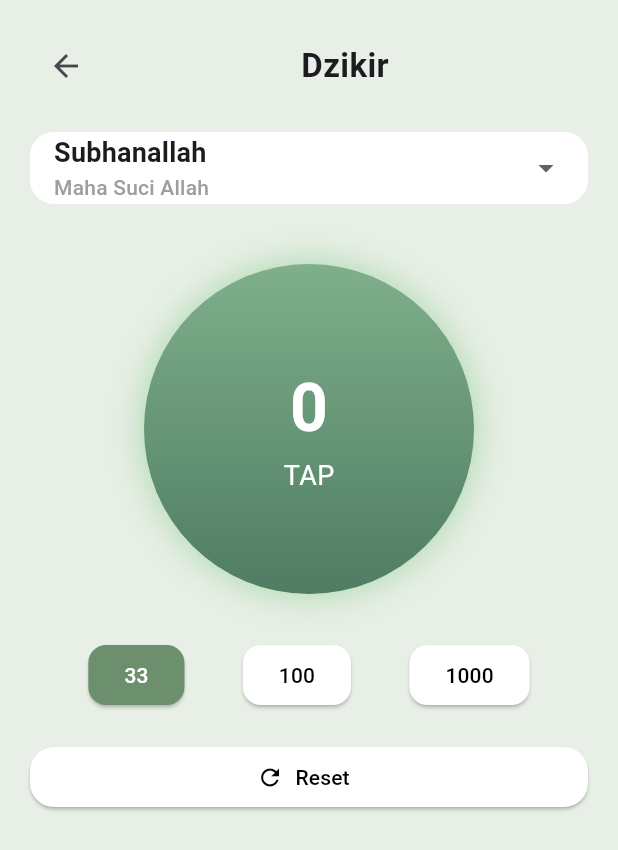
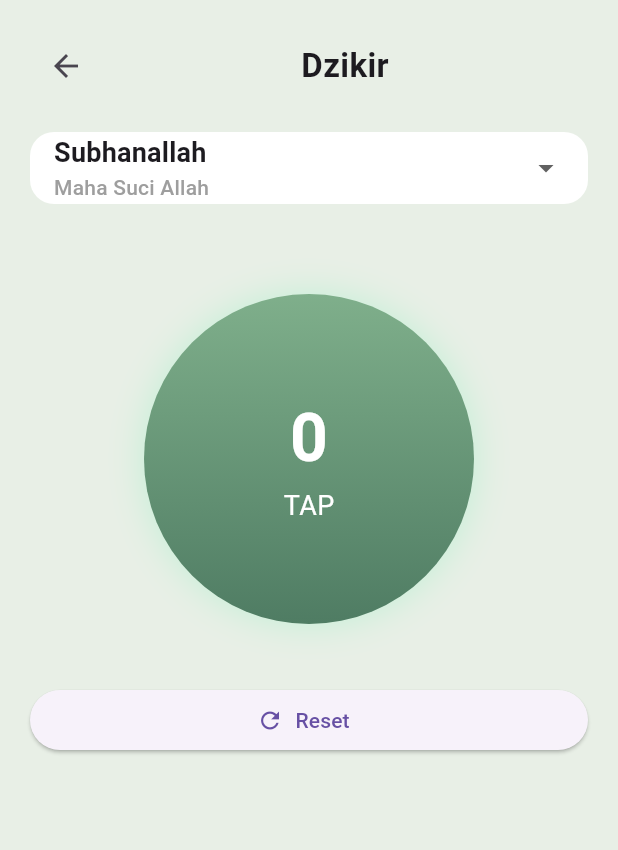
Before and after one commit to tsaniaamiratuss15-prog/apk_tasbih, a Flutter app: the screen it shows after launch, after a tap on "Dzikir", on a phone screen of 412 x 824 dp. Shown: the top 850 px of the screen. Run offline on Flutter 3.47's test engine with Material 3 defaults, Android fonts, the phone set to English and light mode, and no system bars.

Commit message:
memperbaiki halaman dzikir (2)

```diff
--- a/lib/pages/doa_page.dart
+++ b/lib/pages/doa_page.dart
@@ -8,8 +8,8 @@ class DoaPage extends StatelessWidget {
     return Scaffold(
       body: Stack(
         children: [
-          SizedBox.expand(
-            child: Image.asset("assets/images/bg_home.jpg", fit: BoxFit.cover),
+          Container(
+            color: const Color(0xffE8EFE6),
           ),
 
           /// CONTENT
--- a/lib/pages/dzikir_page.dart
+++ b/lib/pages/dzikir_page.dart
@@ -10,7 +10,6 @@ class DzikirPage extends StatefulWidget {
 class _DzikirPageState extends State<DzikirPage> {
 
   int counter = 0;
-  int target = 33;
 
   Map<String, String> dzikirList = {
     "Subhanallah": "Maha Suci Allah",
@@ -23,13 +22,9 @@ class _DzikirPageState extends State<DzikirPage> {
 
   void incrementCounter() {
 
-    if (counter < target) {
-
-      setState(() {
-        counter++;
-      });
-
-    }
+    setState(() {
+      counter++;
+    });
 
   }
 
@@ -37,17 +32,6 @@ class _DzikirPageState extends State<DzikirPage> {
 
     setState(() {
       counter = 0;
-    });
-
-  }
-
-  void changeTarget(int value) {
-
-    setState(() {
-
-      target = value;
-      counter = 0;
-
     });
 
   }
@@ -167,7 +151,7 @@ class _DzikirPageState extends State<DzikirPage> {
                 ),
               ),
 
-              const SizedBox(height: 40),
+              const SizedBox(height: 60),
 
               /// tombol counter
               GestureDetector(
@@ -197,7 +181,7 @@ class _DzikirPageState extends State<DzikirPage> {
                     boxShadow: [
 
                       BoxShadow(
-                        color: Colors.green.shade200,
+                        color: Colors.greenAccent.withOpacity(.3),
                         blurRadius: 20,
                       )
 
@@ -234,26 +218,9 @@ class _DzikirPageState extends State<DzikirPage> {
                 ),
               ),
 
-              const SizedBox(height: 30),
+              const SizedBox(height: 40),
 
-              /// target button
-              Row(
-
-                mainAxisAlignment:
-                    MainAxisAlignment.spaceEvenly,
-
-                children: [
-
-                  targetButton(33),
-                  targetButton(100),
-                  targetButton(1000),
-
-                ],
-              ),
-
-              const SizedBox(height: 20),
-
-              /// reset
+              /// reset button
               SizedBox(
 
                 width: double.infinity,
@@ -266,18 +233,6 @@ class _DzikirPageState extends State<DzikirPage> {
 
                   label: const Text("Reset"),
 
-                  style: ElevatedButton.styleFrom(
-
-                    backgroundColor: Colors.white,
-
-                    foregroundColor: Colors.black,
-
-                    shape: RoundedRectangleBorder(
-                      borderRadius:
-                          BorderRadius.circular(16),
-                    ),
-
-                  ),
                 ),
               ),
 
@@ -287,31 +242,4 @@ class _DzikirPageState extends State<DzikirPage> {
       ),
     );
   }
-
-  Widget targetButton(int value) {
-
-    return ElevatedButton(
-
-      onPressed: () => changeTarget(value),
-
-      style: ElevatedButton.styleFrom(
-
-        backgroundColor:
-            target == value
-                ? const Color(0xff6C8F6D)
-                : Colors.white,
-
-        foregroundColor:
-            target == value
-                ? Colors.white
-                : Colors.black,
-
-        shape: RoundedRectangleBorder(
-          borderRadius: BorderRadius.circular(12),
-        ),
-      ),
-
-      child: Text("$value"),
-    );
-  }
 }
--- a/lib/pages/home_page.dart
+++ b/lib/pages/home_page.dart
@@ -15,7 +15,7 @@ class HomePage extends StatelessWidget {
           /// background image
           SizedBox.expand(
             child: Image.asset(
-              "assets/images/bg_home.jpg",
+              "assets/images/bg_home.png",
               fit: BoxFit.cover,
             ),
           ),
@@ -28,25 +28,25 @@ class HomePage extends StatelessWidget {
               child: Column(
                 children: [
 
-                  const SizedBox(height: 40),
+                  const SizedBox(height: 80),
 
                   /// title
                   Image.asset(
-                    "assets/images/logo.png",
+                    "assets/images/judul.png",
                     height: 80,
                   ),
 
                   const SizedBox(height: 6),
 
                   const Text(
-                    "Dzikir & Doa Harian",
+                    "Dzikir dan Doa Harian",
                     style: TextStyle(
                       fontSize: 16,
-                      color: Colors.black54,
+                      color: Color.fromARGB(255, 255, 255, 255),
                     ),
                   ),
 
-                  const SizedBox(height: 120),
+                  const SizedBox(height: 140),
 
                   /// tombol dzikir
                   menuCard(
--- a/lib/routes/app_routes.dart
+++ b/lib/routes/app_routes.dart
@@ -1,7 +1,7 @@
 import 'package:flutter/material.dart';
 import '../pages/home_page.dart';
 import '../pages/dzikir_page.dart';
-//import '../pages/doa_page.dart';
+import '../pages/doa_page.dart';
 
 class AppRoutes {
 
@@ -15,7 +15,7 @@ class AppRoutes {
 
     dzikir: (context) => const DzikirPage(),
 
-    //doa: (context) => const DoaPage(),
+    doa: (context) => const DoaPage(),
 
   };
 
```
Also changed, not shown: assets/images/bg_home.jpg (deleted), assets/images/bg_home.png (added).
